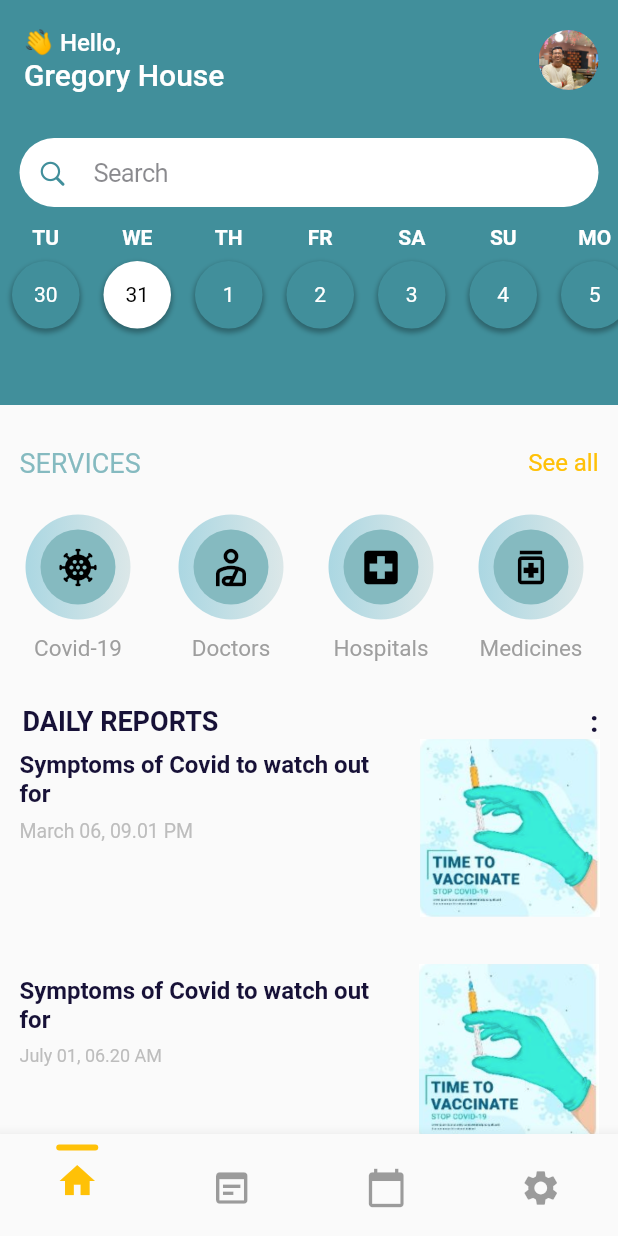
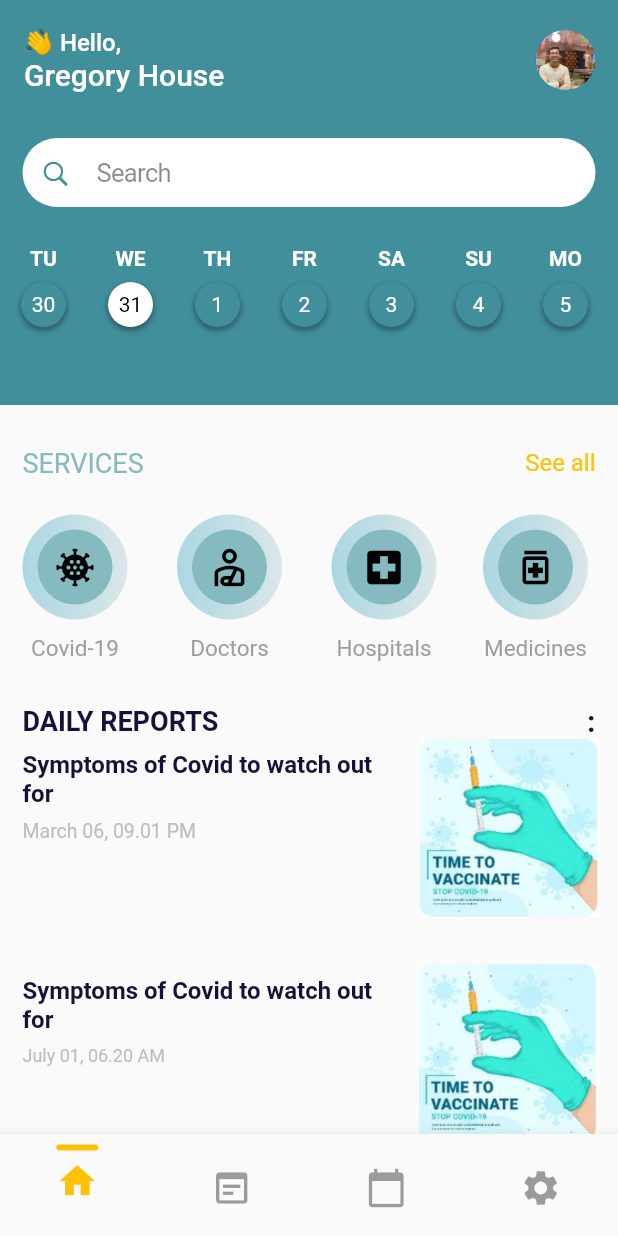
Before and after one commit to Sumit-Fuerte-Developers/GregoryHouse_Sumit, a Flutter app: the screen it shows after launch, on a phone screen of 412 x 824 dp. Run offline on Flutter 3.47's test engine with Material 2 defaults, Android fonts, the phone set to English and light mode, and no system bars; our stand-ins replace lottie, table_calendar.

Commit message:
Padding done on home screen

```diff
--- a/lib/Bottom.dart
+++ b/lib/Bottom.dart
@@ -13,7 +13,7 @@ class CustomSymptoms extends StatelessWidget {
                 crossAxisAlignment: CrossAxisAlignment.start,
                 children: [
                   Padding(
-                    padding: const EdgeInsets.symmetric(vertical: 8.0, horizontal: 13.0),
+                    padding: const EdgeInsets.symmetric(vertical: 8.0, horizontal: 15.0),
                     child: Text(
                       "Symptoms of Covid to watch out for",
                       style: TextStyle(
@@ -24,7 +24,7 @@ class CustomSymptoms extends StatelessWidget {
                     ),
                   ),
                   Padding(
-                    padding: const EdgeInsets.symmetric(vertical: 0, horizontal: 13.0),
+                    padding: const EdgeInsets.symmetric(vertical: 0, horizontal: 15.0),
                     child: Text(
                       "March 06, 09.01 PM",
                       style: TextStyle(color: Colors.grey[400], fontSize: 13.0),
@@ -52,7 +52,7 @@ class CustomSymptoms extends StatelessWidget {
                 crossAxisAlignment: CrossAxisAlignment.start,
                 children: [
                   Padding(
-                    padding: const EdgeInsets.symmetric(vertical: 8.0, horizontal: 13.0),
+                    padding: const EdgeInsets.symmetric(vertical: 8.0, horizontal: 15.0),
                     child: Text(
                       "Symptoms of Covid to watch out for",
                       style: TextStyle(
@@ -63,7 +63,7 @@ class CustomSymptoms extends StatelessWidget {
                     ),
                   ),
                   Padding(
-                    padding: const EdgeInsets.symmetric(vertical: 0, horizontal: 13.0),
+                    padding: const EdgeInsets.symmetric(vertical: 0, horizontal: 15.0),
                     child: Text(
                       "July 01, 06.20 AM",
                       style: TextStyle(color: Colors.grey[400], fontSize: 12.0),
--- a/lib/appBar.dart
+++ b/lib/appBar.dart
@@ -12,9 +12,9 @@ class MyAppBar extends StatelessWidget implements PreferredSizeWidget{
           Row(
             children: [
               Text(
-                "👋 Hello,",
-                style: TextStyle(fontSize: 16),
-              ),
+                  "👋 Hello,",
+                  style: TextStyle(fontSize: 16),
+                ),
             ],
           ),
           Text("Gregory House"),
@@ -22,7 +22,7 @@ class MyAppBar extends StatelessWidget implements PreferredSizeWidget{
       ),
       actions: [
         Padding(
-          padding: const EdgeInsets.symmetric(vertical: 12.0, horizontal: 13.0),
+          padding: const EdgeInsets.symmetric(vertical: 12.0, horizontal: 15.0),
           child: CircleAvatar(
             backgroundImage: AssetImage("assets/images/Image1.png"),
             radius: 20.0
--- a/lib/customHome.dart
+++ b/lib/customHome.dart
@@ -28,10 +28,11 @@ class _CustomHomeState extends State<CustomHome> {
             height: 70.0,
             decoration: BoxDecoration(
               color: Color.fromARGB(255, 65, 143, 155),
+              boxShadow: [BoxShadow()],
             ),
             child: Padding(
               padding:
-                  const EdgeInsets.symmetric(vertical: 12.0, horizontal: 13.0),
+                  const EdgeInsets.symmetric(vertical: 12.0, horizontal: 15.0),
               child: CupertinoSearchTextField(
                 backgroundColor: Colors.white,
                 borderRadius: BorderRadius.circular(30),
--- a/lib/daily_report.dart
+++ b/lib/daily_report.dart
@@ -6,9 +6,10 @@ class DailyReport extends StatelessWidget {
   Widget build(BuildContext context) {
     return Column(
                 children: [
-                  Row(
+                  Padding(
+                    padding: const EdgeInsets.symmetric(horizontal: 15.0),
+                    child: Row(
                       children: [
-                      Padding(padding: EdgeInsets.symmetric(horizontal: 7.5),),
                         Text(
                           "DAILY REPORTS",
                           style: TextStyle(
@@ -18,9 +19,7 @@ class DailyReport extends StatelessWidget {
                           ),
                         ),
                         Spacer(),
-                      Padding(
-                        padding: const EdgeInsets.symmetric(horizontal: 13.0),
-                        child: Text(
+                        Text(
                             ":",
                             style: TextStyle(
                               fontSize: 20.0,
@@ -28,8 +27,8 @@ class DailyReport extends StatelessWidget {
                               fontWeight: FontWeight.bold,
                             ),
                           ),
+                      ],
                     ),
-                    ],
                   ),
                 ],
               );
--- a/lib/icons.dart
+++ b/lib/icons.dart
@@ -9,13 +9,15 @@ class CustomIcons extends StatelessWidget {
                   Row(
                     children: [
                       Padding(
-                        padding: const EdgeInsets.symmetric(vertical: 12.0, horizontal: 17.0),
+                        padding: const EdgeInsets.symmetric(vertical: 12.0,),
                         child: Column(
                           children: [
                             Stack(
                               children: [
                                 Positioned(
                                   // left: 0,
+                                  child: Padding(
+                                    padding: const EdgeInsets.symmetric(horizontal: 15.0),
                                     child: Container(
                                       width: 70,
                                       height: 70,
@@ -29,9 +31,12 @@ class CustomIcons extends StatelessWidget {
                                       ),
                                     ),
                                   ),
+                                ),
                                 Positioned(
                                   top: 10,
                                   left: 10,
+                                  child: Padding(
+                                    padding: const EdgeInsets.symmetric(horizontal: 15.0),
                                     child: Container(
                                       width: 50,
                                       height: 50,
@@ -41,29 +46,36 @@ class CustomIcons extends StatelessWidget {
                                       ),
                                     ),
                                   ),
+                                ),
                                 Positioned(
                                   top: 20,
                                   left: 20,
+                                  child: Padding(
+                                    padding: const EdgeInsets.symmetric(horizontal: 15.0),
                                     child: Icon(
                                       Icons.coronavirus,
                                       color: Colors.black,
                                       size: 30,
                                     ),
                                   ),
+                                ),
                               ],
                             ),
                             SizedBox(height:10),
-                            Text("Covid-19",
+                            Padding(
+                              padding: const EdgeInsets.symmetric(horizontal: 0.0),
+                              child: Text("Covid-19",
                               style: TextStyle(
                                 color: Colors.grey,
                                 fontSize: 15.0,
+                              ),
                               ),
                             ),
                           ],
                         ),
                       ),
                       Padding(
-                        padding: const EdgeInsets.symmetric(vertical: 12.0, horizontal: 15.0),
+                        padding: const EdgeInsets.symmetric(vertical: 12.0, horizontal: 18.0),
                         child: Column(
                           children: [
                             Stack(
@@ -173,7 +185,7 @@ class CustomIcons extends StatelessWidget {
                         ),
                       ),
                       Padding(
-                        padding: const EdgeInsets.symmetric(vertical: 12.0, horizontal: 15.0),
+                        padding: const EdgeInsets.symmetric(vertical: 12.0, horizontal: 16.0),
                         child: Column(
                           children: [
                             Stack(
--- a/lib/list_calendar.dart
+++ b/lib/list_calendar.dart
@@ -17,10 +17,10 @@ class _ListCalendarState extends State<ListCalendar> {
 
     return Container(
       color: Color.fromARGB(255, 65, 143, 155),
-      height: 120.0, // Increased height to accommodate week names
+      height: 120.0,
       child: ListView.builder(
         scrollDirection: Axis.horizontal,
-        itemCount: 365 * 5, // Assuming 5 years of dates
+        itemCount: 365 * 5,
         itemBuilder: (BuildContext context, int index) {
           // Calculate the date for the current index
           DateTime date = currentDate.add(Duration(days: index));
@@ -43,7 +43,9 @@ class _ListCalendarState extends State<ListCalendar> {
           // Get the week name for the current date
           String weekName = getWeekName(date.weekday);
 
-          return Column(
+          return Padding(
+            padding: const EdgeInsets.symmetric(vertical: 14.0),
+            child: Column(
               children: [
                 Text(
                   weekName,
@@ -52,9 +54,11 @@ class _ListCalendarState extends State<ListCalendar> {
                     fontWeight: FontWeight.bold,
                   ),
                 ),
-              Container(
-                width: 45.0,
-                height: 45.0,
+                Padding(
+                  padding: const EdgeInsets.symmetric(horizontal: 6),
+                  child: Container(
+                    width: 30.0,
+                    height: 30.0,
                     margin: EdgeInsets.all(8.0),
                     decoration: BoxDecoration(
                       boxShadow: [
@@ -87,8 +91,10 @@ class _ListCalendarState extends State<ListCalendar> {
                       ),
                     ),
                   ),
+                ),
 
               ],
+            ),
           );
         },
       ),
--- a/lib/services.dart
+++ b/lib/services.dart
@@ -9,7 +9,7 @@ class Services extends StatelessWidget {
                   Row(
                     children: [
                       Padding(
-                        padding: const EdgeInsets.symmetric(vertical: 12.0, horizontal: 13.0),
+                        padding: const EdgeInsets.symmetric(vertical: 12.0, horizontal: 15.0),
                         child: Text("SERVICES",
                         style: TextStyle(
                           fontSize: 18.0,
@@ -19,7 +19,7 @@ class Services extends StatelessWidget {
                       ),
                       Spacer(),
                       Padding(
-                        padding: const EdgeInsets.symmetric(vertical: 9.0, horizontal: 13.0),
+                        padding: const EdgeInsets.symmetric(vertical: 9.0, horizontal: 15.0),
                         child: Text("See all",
                         style: TextStyle(
                           fontSize: 16.0,
```
Lines whose indentation alone changed are shown as unchanged.
